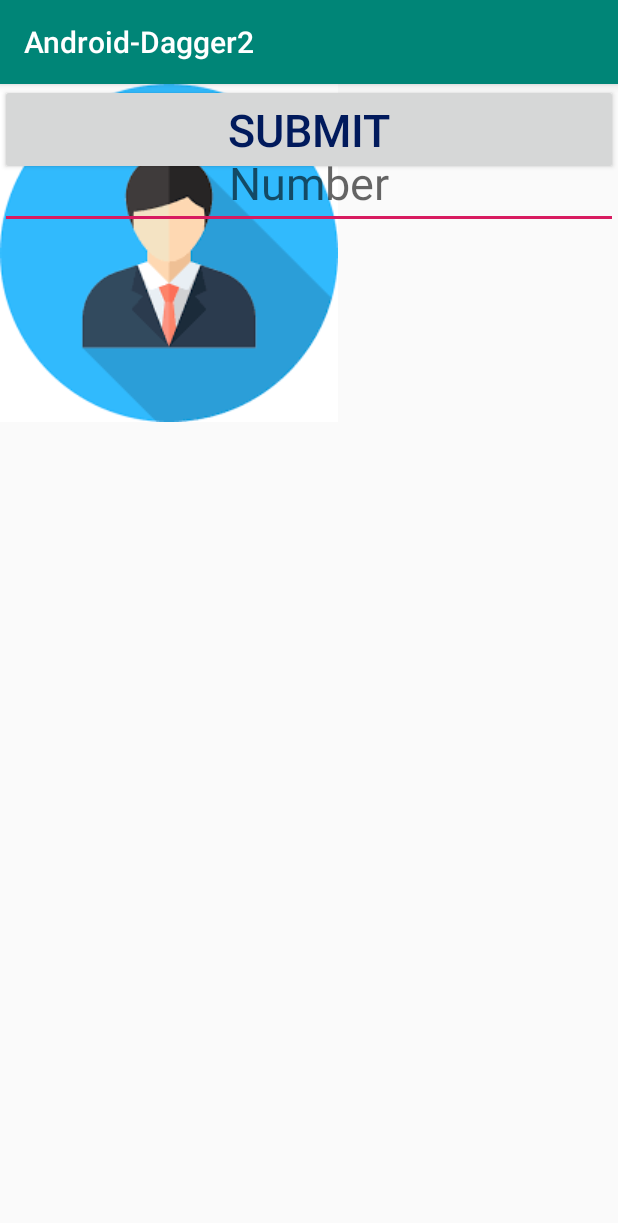
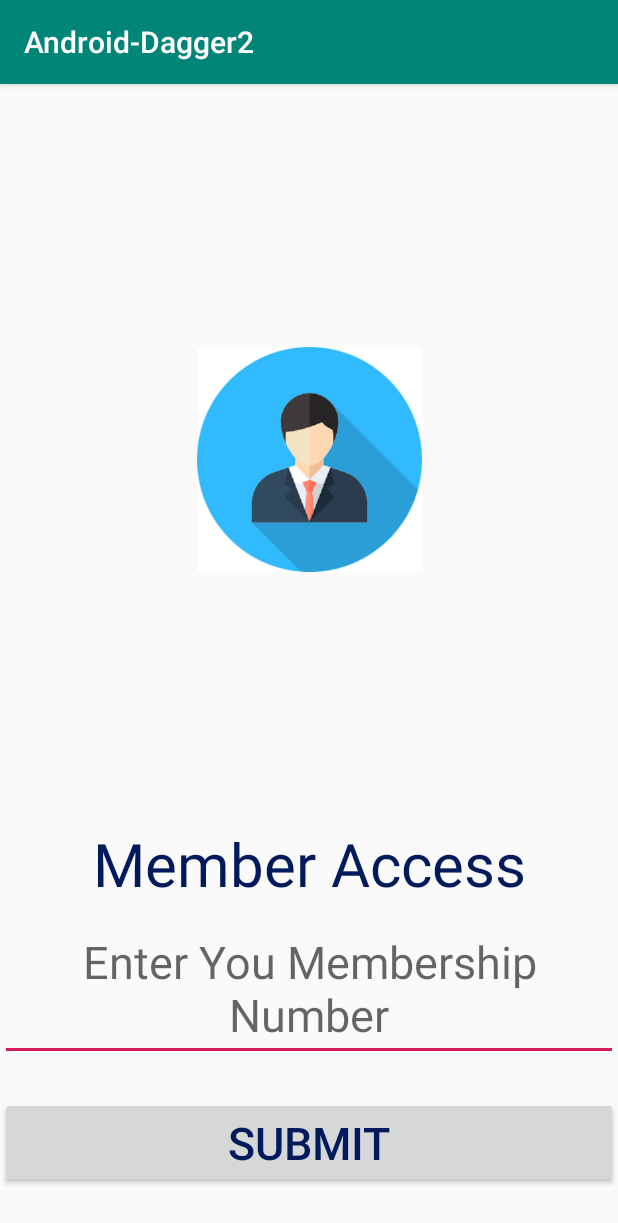
Before and after one commit to Sango17/Android-Dagger2, an Android app: the screen it shows after launch (MainActivity), on a phone screen of 412 x 824 dp. Shown: the top 1223 px of the screen. Run offline under Robolectric (Android 15) with nearby library versions, the phone set to English and light mode, and no system bars.

Commit message:
activity_main reorganized

```diff
--- a/app/src/main/res/layout/activity_main.xml
+++ b/app/src/main/res/layout/activity_main.xml
@@ -8,52 +8,57 @@
     tools:context=".MainActivity">
 
     <TextView
-        android:layout_width = "match_parent"
-        android:layout_height = "wrap_content"
-        android:text = "@string/title"
-        android:id = "@+id/tvTitle"
+        android:id="@+id/tvTitle"
+        android:layout_width="match_parent"
+        android:layout_height="wrap_content"
+        android:layout_marginBottom="8dp"
+        android:text="@string/title"
         android:textAlignment="center"
-        android:textColor = "#011a5c"
-        android:layout_marginTop="20dp"
-        android:textSize = "40dp" />
-
+        android:textColor="#011a5c"
+        android:textSize="40dp"
+        app:layout_constraintBottom_toTopOf="@+id/etMemberId"/>
 
 
     <ImageView
-        android:layout_width="wrap_content"
-        android:layout_height="wrap_content"
         android:id="@+id/ivMember"
+
+        android:layout_width="150dp"
+        android:layout_height="150dp"
+        android:layout_below="@+id/tvTitle"
+        android:layout_centerHorizontal="true"
+        android:layout_marginStart="8dp"
+        android:layout_marginTop="8dp"
+        android:layout_marginEnd="8dp"
         android:src="@drawable/member"
-        android:layout_below="@+id/tvTitle"
-        android:layout_marginTop="20dp"
-        android:layout_centerHorizontal="true" />
-
-
-
+        app:layout_constraintBottom_toTopOf="@+id/tvTitle"
+        app:layout_constraintEnd_toEndOf="parent"
+        app:layout_constraintStart_toStartOf="parent"
+        app:layout_constraintTop_toTopOf="parent"/>
 
 
     <EditText
+        android:id="@+id/etMemberId"
         android:layout_width="match_parent"
         android:layout_height="wrap_content"
+        android:layout_below="@+id/ivMember"
+        android:layout_marginBottom="24dp"
         android:hint="@string/enter_number"
-        android:id="@+id/etMemberId"
-        android:layout_below="@+id/ivMember"
         android:textAlignment="center"
-        android:textColor = "#011a5c"
-        android:layout_marginTop="20dp"
-        android:textSize="30dp" />
-
+        android:textColor="#011a5c"
+        android:textSize="30dp"
+        app:layout_constraintBottom_toTopOf="@+id/btnSubmit"/>
 
 
     <Button
+        android:id="@+id/btnSubmit"
         android:layout_width="match_parent"
         android:layout_height="wrap_content"
+        android:layout_below="@+id/etMemberId"
+        android:layout_marginBottom="32dp"
         android:text="@string/submit"
-        android:id="@+id/btnSubmit"
-        android:layout_below="@+id/etMemberId"
         android:textAlignment="center"
-        android:textColor = "#011a5c"
-        android:layout_marginTop="20dp"
-        android:textSize="30dp" />
+        android:textColor="#011a5c"
+        android:textSize="30dp"
+        app:layout_constraintBottom_toBottomOf="parent"/>
 
 </android.support.constraint.ConstraintLayout>
```
